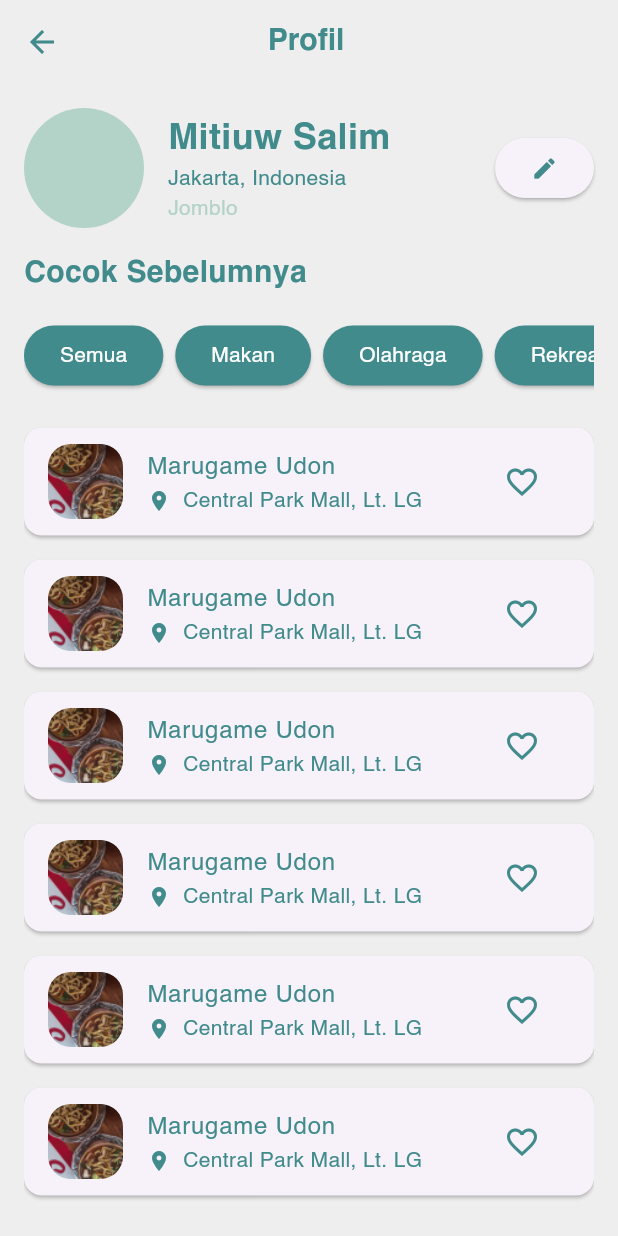
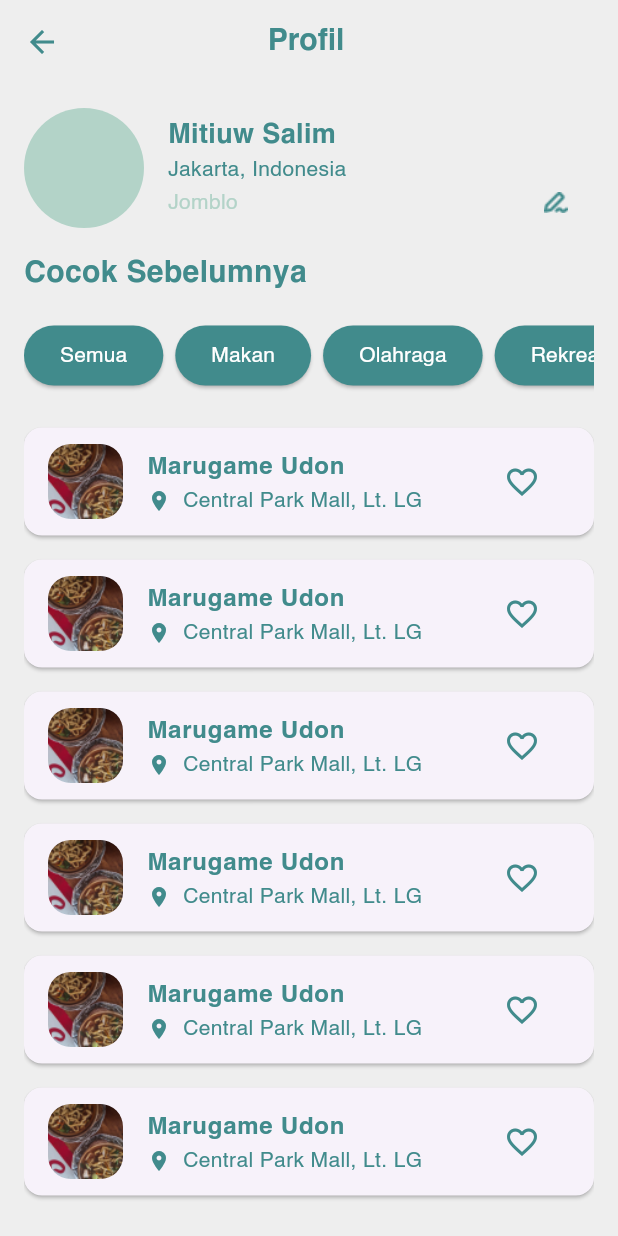
Before and after one commit to NicMatthew/terserah, a Flutter app: the ProfilePage screen opened directly, on a phone screen of 412 x 824 dp. Run offline on Flutter 3.47's test engine with Material 3 defaults, Android fonts, the light colour scheme and no system bars; our stand-ins replace confetti; missing offline and left inert: swipable_stack.

Commit message:
edit profile

```diff
--- a/terserah/lib/profile.dart
+++ b/terserah/lib/profile.dart
@@ -75,6 +75,7 @@
   @override
   Widget build(BuildContext context) {
     return Row(
+      crossAxisAlignment: CrossAxisAlignment.center,
       children: [
         CircleAvatar(
           radius: 40,
@@ -87,29 +88,30 @@
             Text(
               "Mitiuw Salim",
               style: TextStyle(
-                fontSize: 24,
+                fontSize: 18,
                 fontWeight: FontWeight.bold,
                 color: Color.fromRGBO(65, 139, 140, 1),
               ),
             ),
-            // Add some space between the icon and text
             Text(
               "Jakarta, Indonesia",
               style: TextStyle(
+                fontSize: 14,
                 color: Color.fromRGBO(65, 139, 140, 1),
               ),
             ),
+            Row(
+              children: [
                 Text(
                   "Jomblo",
                   style: TextStyle(
+                    fontSize: 14,
                     color: Color.fromRGBO(179, 211, 200, 1),
                   ),
                 ),
-          ],
-        ),
-        Spacer(),
-        ElevatedButton(
-          onPressed: () {
+                SizedBox(width: 200), // Increased the width for more spacing
+                GestureDetector(
+                  onTap: () {
                     Navigator.push(
                       context,
                       MaterialPageRoute(
@@ -117,7 +119,15 @@
                       ),
                     );
                   },
-          child: Icon(Icons.edit, color: Color.fromRGBO(65, 139, 140, 1)),
+                  child: Image.asset(
+                    'assets/pencil.png',
+                    width: 24,
+                    height: 24,
+                  ),
+                ),
+              ],
+            ),
+          ],
         ),
       ],
     );
@@ -208,6 +218,7 @@
           "Marugame Udon",
           style: TextStyle(
             color: Color.fromRGBO(65, 139, 140, 1),
+            fontWeight: FontWeight.bold,
           ),
         ),
         subtitle: Row(
--- a/terserah/pubspec.yaml
+++ b/terserah/pubspec.yaml
@@ -65,6 +65,7 @@
     - assets/images/marugame.png
     - assets/images/result.png
     - assets/images/rmpadang.png
+    - assets/pencil.png
 
   # To add assets to your application, add an assets section, like this:
   # assets:
```
Also changed, not shown: terserah/assets/pencil.png (added). Lines whose indentation alone changed are shown as unchanged.
